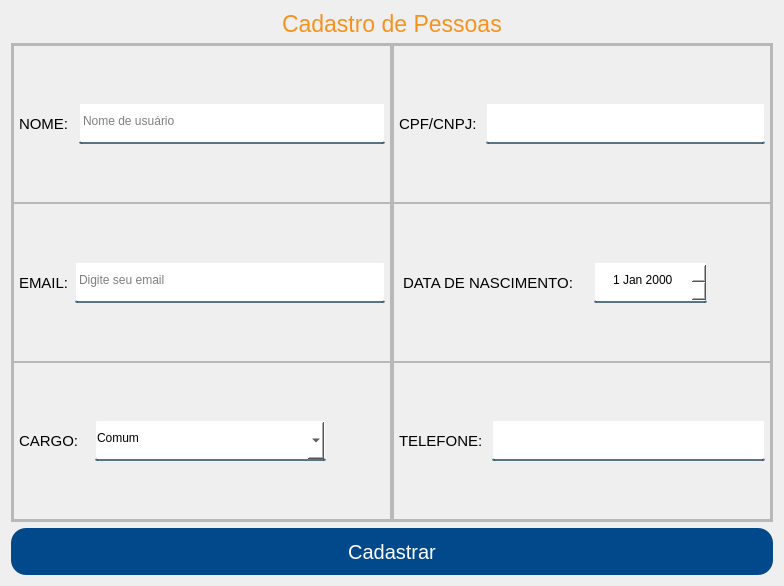
The window that App/view/ui/cadastroPessoas.ui (Senac-SOR-ADS/Mapa-de-Sala) describes before a commit, drawn with Qt 5.
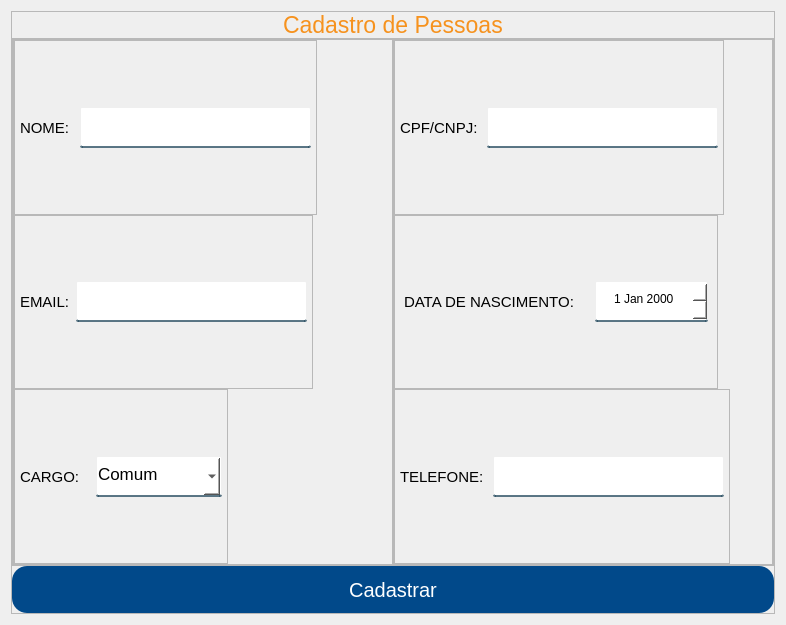
The same window after the commit.

Commit message: arrumando layout para ficar responsivo das telas q envolvem cadastro

What changed in the file:
```diff
--- a/App/view/ui/cadastroPessoas.ui
+++ b/App/view/ui/cadastroPessoas.ui
@@ -6,8 +6,8 @@
    <rect>
     <x>0</x>
     <y>0</y>
-    <width>780</width>
-    <height>577</height>
+    <width>782</width>
+    <height>625</height>
    </rect>
   </property>
   <property name="windowTitle">
@@ -39,7 +39,31 @@
 }</string>
   </property>
   <layout class="QVBoxLayout" name="verticalLayout">
-   <item alignment="Qt::AlignHCenter|Qt::AlignTop">
+   <item alignment="Qt::AlignHCenter">
+    <widget class="QFrame" name="frame_10">
+     <property name="frameShape">
+      <enum>QFrame::StyledPanel</enum>
+     </property>
+     <property name="frameShadow">
+      <enum>QFrame::Raised</enum>
+     </property>
+     <layout class="QVBoxLayout" name="verticalLayout_4">
+      <property name="spacing">
+       <number>0</number>
+      </property>
+      <property name="leftMargin">
+       <number>0</number>
+      </property>
+      <property name="topMargin">
+       <number>0</number>
+      </property>
+      <property name="rightMargin">
+       <number>0</number>
+      </property>
+      <property name="bottomMargin">
+       <number>0</number>
+      </property>
+      <item alignment="Qt::AlignHCenter">
     <widget class="QLabel" name="titulo">
      <property name="font">
       <font>
@@ -120,7 +144,7 @@
          <property name="bottomMargin">
           <number>0</number>
          </property>
-         <item>
+            <item alignment="Qt::AlignLeft">
           <widget class="QFrame" name="frame_2">
            <property name="frameShape">
             <enum>QFrame::StyledPanel</enum>
@@ -164,18 +188,24 @@
                 <height>41</height>
                </size>
               </property>
+                 <property name="maximumSize">
+                  <size>
+                   <width>391</width>
+                   <height>41</height>
+                  </size>
+                 </property>
               <property name="text">
                <string/>
               </property>
               <property name="placeholderText">
-               <string>Nome de usuário</string>
+                  <string/>
               </property>
              </widget>
             </item>
            </layout>
           </widget>
          </item>
-         <item>
+            <item alignment="Qt::AlignLeft">
           <widget class="QFrame" name="frame_3">
            <property name="frameShape">
             <enum>QFrame::StyledPanel</enum>
@@ -216,18 +246,24 @@
                 <height>41</height>
                </size>
               </property>
+                 <property name="maximumSize">
+                  <size>
+                   <width>391</width>
+                   <height>41</height>
+                  </size>
+                 </property>
               <property name="mouseTracking">
                <bool>true</bool>
               </property>
               <property name="placeholderText">
-               <string>Digite seu email</string>
+                  <string/>
               </property>
              </widget>
             </item>
            </layout>
           </widget>
          </item>
-         <item>
+            <item alignment="Qt::AlignLeft">
           <widget class="QFrame" name="frame_4">
            <property name="frameShape">
             <enum>QFrame::StyledPanel</enum>
@@ -267,10 +303,15 @@
              <widget class="QComboBox" name="cargo">
               <property name="minimumSize">
                <size>
-                <width>231</width>
+                   <width>117</width>
                 <height>41</height>
                </size>
               </property>
+                 <property name="font">
+                  <font>
+                   <pointsize>13</pointsize>
+                  </font>
+                 </property>
               <property name="cursor">
                <cursorShape>PointingHandCursor</cursorShape>
               </property>
@@ -299,19 +340,6 @@
               </item>
              </widget>
             </item>
-            <item>
-             <spacer name="horizontalSpacer_2">
-              <property name="orientation">
-               <enum>Qt::Horizontal</enum>
-              </property>
-              <property name="sizeHint" stdset="0">
-               <size>
-                <width>40</width>
-                <height>20</height>
-               </size>
-              </property>
-             </spacer>
-            </item>
            </layout>
           </widget>
          </item>
@@ -342,7 +370,7 @@
          <property name="bottomMargin">
           <number>0</number>
          </property>
-         <item>
+            <item alignment="Qt::AlignLeft">
           <widget class="QFrame" name="frame_6">
            <property name="frameShape">
             <enum>QFrame::StyledPanel</enum>
@@ -386,12 +414,18 @@
                 <height>41</height>
                </size>
               </property>
+                 <property name="maximumSize">
+                  <size>
+                   <width>391</width>
+                   <height>41</height>
+                  </size>
+                 </property>
              </widget>
             </item>
            </layout>
           </widget>
          </item>
-         <item>
+            <item alignment="Qt::AlignLeft">
           <widget class="QFrame" name="frame_7">
            <property name="frameShape">
             <enum>QFrame::StyledPanel</enum>
@@ -446,23 +480,10 @@
               </property>
              </widget>
             </item>
-            <item>
-             <spacer name="horizontalSpacer">
-              <property name="orientation">
-               <enum>Qt::Horizontal</enum>
-              </property>
-              <property name="sizeHint" stdset="0">
-               <size>
-                <width>40</width>
-                <height>20</height>
-               </size>
-              </property>
-             </spacer>
-            </item>
            </layout>
           </widget>
          </item>
-         <item>
+            <item alignment="Qt::AlignLeft">
           <widget class="QFrame" name="frame_9">
            <property name="frameShape">
             <enum>QFrame::StyledPanel</enum>
@@ -506,6 +527,12 @@
                 <height>41</height>
                </size>
               </property>
+                 <property name="maximumSize">
+                  <size>
+                   <width>371</width>
+                   <height>41</height>
+                  </size>
+                 </property>
               <property name="text">
                <string/>
               </property>
@@ -539,6 +566,9 @@
      <property name="text">
       <string>Cadastrar</string>
      </property>
+       </widget>
+      </item>
+     </layout>
     </widget>
    </item>
   </layout>
```
Lines whose indentation alone changed are shown as unchanged. The commit also changes 3 other files.
